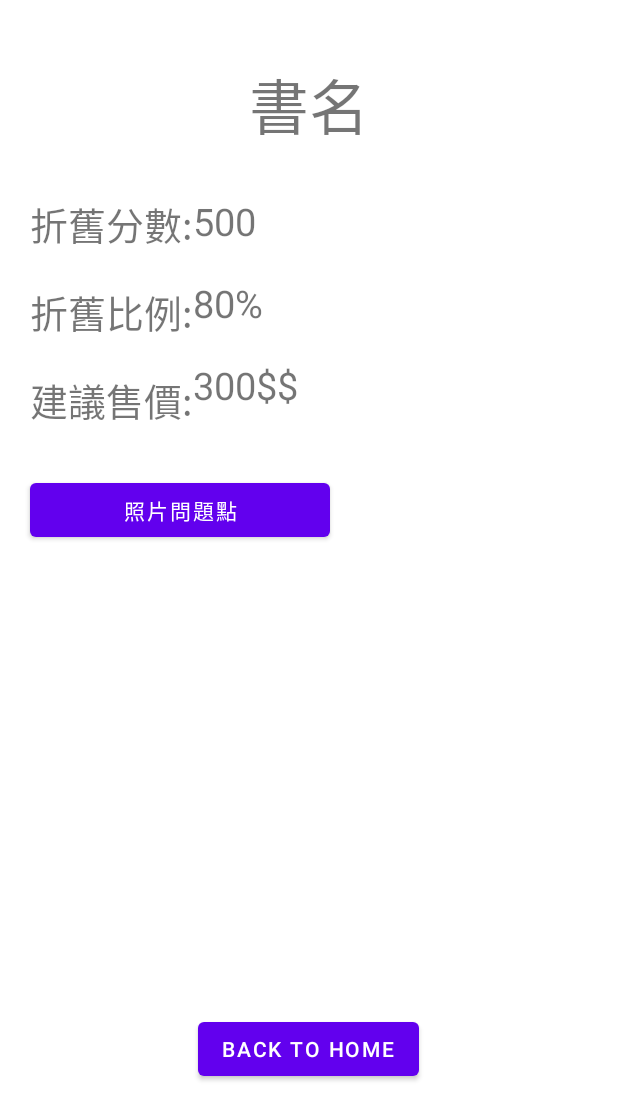
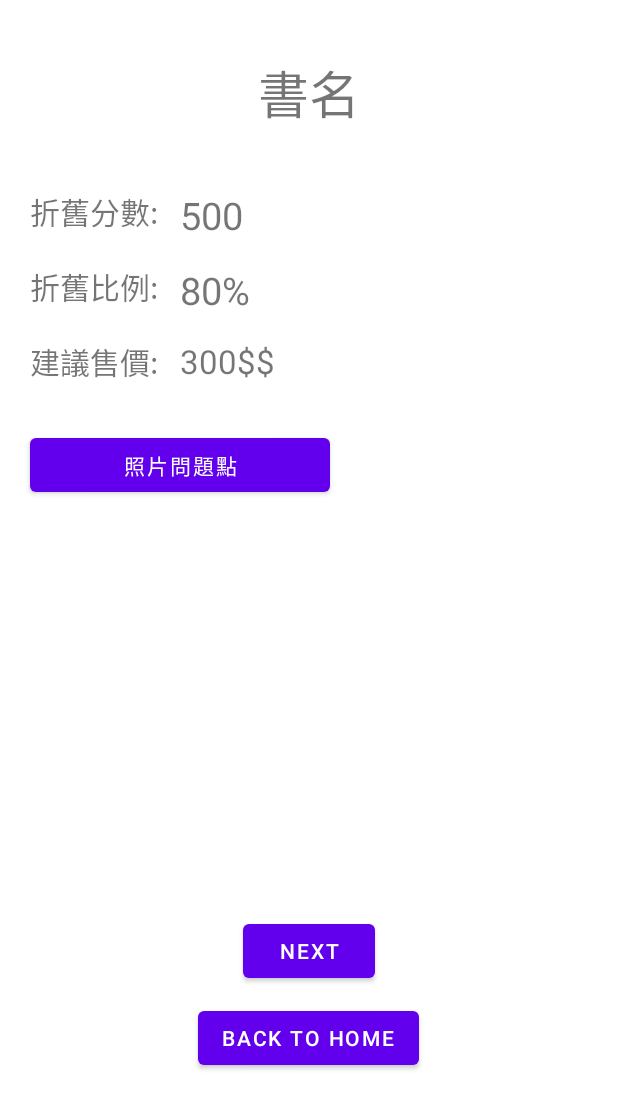
Before and after one commit to liang-yu-ming/Second-Hand-Prediction-App, an Android app: the layout activity_result.xml on its own in the app's theme, with its tools: preview values and no code run, on a phone screen of 412 x 824 dp. Shown: the top 1120 px of the screen. Run offline under Robolectric (Android 15) with nearby library versions, the phone set to English and light mode, and no system bars.

Commit message:
95%完成 剩公式調整和一堆小bug

```diff
--- a/app/src/main/java/com/example/myapplication/Data.java
+++ b/app/src/main/java/com/example/myapplication/Data.java
@@ -416,7 +416,6 @@ public class Data extends AppCompatActivity {
 
     private void packetSendMsg(){
         int ImageMsgSize = Imagemsg.size();
-        System.out.println("ImageMsg length = " + ImageMsgSize);
         byte[] ImageMsgtoByte = Imagemsg.toByteArray();
         byte[] allImageLength = ByteBuffer.allocate(4).putInt(ImageMsgSize).array();//宣告長度為4的byte array紀錄整個封包的長度
         Sendmsg = addBytes(allImageLength, ImageMsgtoByte);
--- a/app/src/main/java/com/example/myapplication/FirstFragment.java
+++ b/app/src/main/java/com/example/myapplication/FirstFragment.java
@@ -46,7 +46,6 @@ public class FirstFragment extends Fragment {
         File[] files = root.listFiles();
 
         for (int i = 0; i < files.length; i++){
-            System.out.println("for loop");
             if(files[i].getName().equals("tmp") == true){
                 continue;
             }
@@ -62,13 +61,13 @@ public class FirstFragment extends Fragment {
                 public void onClick(View v) {
                     Intent intent = new Intent(getActivity(), Result.class);
                     Bundle bundle = new Bundle();
-                    bundle.putString("result", title[1]);
+                    bundle.putString("from", "FirstFragment");
+                    bundle.putString("folder_path", file_path);
                     intent.putExtras(bundle);
                     startActivity(intent);
                 }
             });
             linear.addView(btn);
-            //tem.out.println(str);
         }
     }
 
--- a/app/src/main/res/layout/activity_result.xml
+++ b/app/src/main/res/layout/activity_result.xml
@@ -17,31 +17,32 @@
 
     <TextView
         android:id="@+id/Title"
-        android:layout_width="176dp"
+        android:layout_width="300dp"
         android:layout_height="50dp"
-        android:layout_marginTop="40dp"
+        android:layout_marginTop="36dp"
         android:gravity="center"
         android:text="書名"
-        android:textSize="40sp"
+        android:autoSizeTextType="uniform"
+        app:layout_constraintHorizontal_bias="0.498"
         app:layout_constraintLeft_toLeftOf="parent"
         app:layout_constraintRight_toRightOf="parent"
         app:layout_constraintTop_toTopOf="parent" />
 
     <TextView
         android:id="@+id/GradeTitle"
-        android:layout_width="wrap_content"
-        android:layout_height="wrap_content"
+        android:layout_width="100dp"
+        android:layout_height="30dp"
         android:layout_marginLeft="20dp"
         android:layout_marginTop="40dp"
         android:text="折舊分數:"
-        android:textSize="25sp"
+        android:autoSizeTextType="uniform"
         app:layout_constraintLeft_toLeftOf="parent"
         app:layout_constraintTop_toBottomOf="@id/Title" />
 
     <TextView
         android:id="@+id/Grade"
-        android:layout_width="wrap_content"
-        android:layout_height="wrap_content"
+        android:layout_width="250dp"
+        android:layout_height="30dp"
         android:text="500"
         android:textSize="25sp"
         app:layout_constraintLeft_toRightOf="@id/GradeTitle"
@@ -49,18 +50,18 @@
 
     <TextView
         android:id="@+id/PropotionTitle"
-        android:layout_width="wrap_content"
-        android:layout_height="wrap_content"
+        android:layout_width="100dp"
+        android:layout_height="30dp"
         android:layout_marginTop="20dp"
         android:text="折舊比例:"
-        android:textSize="25sp"
+        android:autoSizeTextType="uniform"
         app:layout_constraintLeft_toLeftOf="@id/GradeTitle"
         app:layout_constraintTop_toBottomOf="@+id/GradeTitle" />
 
     <TextView
         android:id="@+id/Propotion"
-        android:layout_width="wrap_content"
-        android:layout_height="wrap_content"
+        android:layout_width="250dp"
+        android:layout_height="30dp"
         android:layout_marginTop="20dp"
         android:text="80%"
         android:textSize="25sp"
@@ -69,45 +70,55 @@
 
     <TextView
         android:id="@+id/PriceTitle"
-        android:layout_width="wrap_content"
-        android:layout_height="wrap_content"
+        android:layout_width="100dp"
+        android:layout_height="30dp"
         android:layout_marginTop="20dp"
         android:text="建議售價:"
-        android:textSize="25sp"
+        android:autoSizeTextType="uniform"
         app:layout_constraintLeft_toLeftOf="@id/PropotionTitle"
         app:layout_constraintTop_toBottomOf="@+id/PropotionTitle" />
 
     <TextView
         android:id="@+id/Price"
-        android:layout_width="wrap_content"
-        android:layout_height="wrap_content"
+        android:layout_width="250dp"
+        android:layout_height="30dp"
         android:layout_marginTop="20dp"
         android:text="300$$"
-        android:textSize="25sp"
+        android:autoSizeTextType="uniform"
         app:layout_constraintLeft_toRightOf="@id/PriceTitle"
         app:layout_constraintTop_toBottomOf="@+id/Propotion" />
 
     <ImageView
         android:id="@+id/imageView"
-        android:layout_width="300dp"
-        android:layout_height="300dp"
-        android:layout_marginTop="370dp"
+        android:layout_width="250dp"
+        android:layout_height="250dp"
+        android:layout_marginTop="350dp"
         app:layout_constraintLeft_toLeftOf="parent"
         app:layout_constraintRight_toRightOf="parent"
         app:layout_constraintTop_toTopOf="parent" />
 
     <Button
+        android:id="@+id/button2"
+        android:layout_width="wrap_content"
+        android:layout_height="wrap_content"
+        android:text="next"
+        app:layout_constraintEnd_toEndOf="parent"
+        app:layout_constraintStart_toStartOf="parent"
+        android:layout_marginTop="10dp"
+        app:layout_constraintTop_toBottomOf="@+id/imageView" />
+
+    <Button
         android:id="@+id/button4"
         android:layout_width="wrap_content"
         android:layout_height="wrap_content"
-        android:layout_marginTop="5dp"
         android:layout_weight="1"
         android:text="Back to home"
         app:layout_constraintBottom_toBottomOf="parent"
         app:layout_constraintEnd_toEndOf="parent"
         app:layout_constraintHorizontal_bias="0.498"
+        android:layout_marginTop="10dp"
         app:layout_constraintStart_toStartOf="parent"
-        app:layout_constraintTop_toBottomOf="@+id/imageView"
+        app:layout_constraintTop_toBottomOf="@+id/button2"
         app:layout_constraintVertical_bias="0.0" />
 
 </androidx.constraintlayout.widget.ConstraintLayout>
```
Also changed, not shown: app/src/main/java/com/example/myapplication/Result.java (+140 -28 lines), app/src/main/java/com/example/myapplication/Result_second.java (+17 -8 lines), app/src/main/java/com/example/myapplication/TCPClient_Waiting.java (+5 -8 lines).
